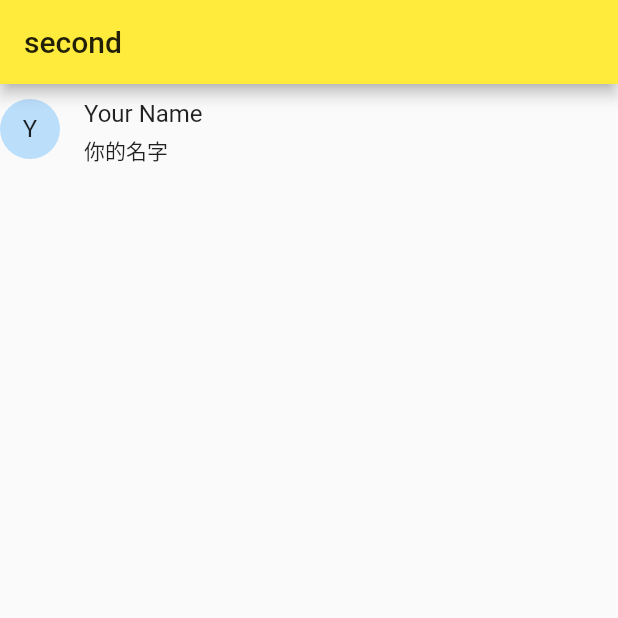
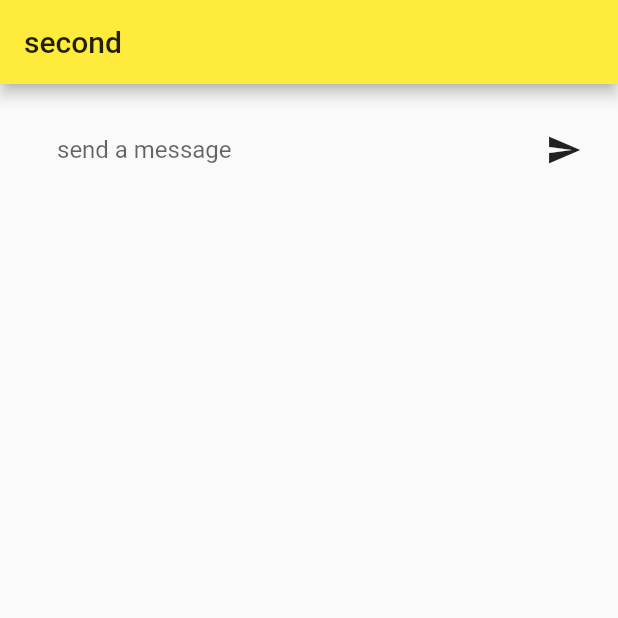
Before and after one commit to DeckeDeng/flutter_ui_demo, a Flutter app: the screen it shows after launch, after a tap on the "send" icon, on a phone screen of 412 x 824 dp, the top half of it. Run offline on Flutter 3.47's test engine with Material 2 defaults, Android fonts, the phone set to English and light mode, and no system bars.

Commit message:
页面替换

```diff
--- a/lib/main.dart
+++ b/lib/main.dart
@@ -114,11 +114,61 @@ class _createText extends State<_textSection> {
               margin: new EdgeInsets.symmetric(horizontal: 4.0),
               child: new IconButton(
                   icon: new Icon(Icons.send),
-                  onPressed: () => _handleSend(_textController.text)),
+                  onPressed: () {
+                    Navigator.push(context,
+                        new MaterialPageRoute(builder: (context) => Second()));
+                  }),
             )
           ],
         ),
       ],
+    );
+  }
+}
+
+class Second extends StatelessWidget {
+  @override
+  Widget build(BuildContext context) {
+    return MaterialApp(
+      theme: new ThemeData(primaryColor: Colors.yellow),
+      title: "second",
+      home: new SecondPage(),
+    );
+  }
+}
+
+class SecondPage extends StatefulWidget {
+  SecondPage({Key key}) : super(key: key);
+
+  @override
+  State<StatefulWidget> createState() => new _SecondPageCreate();
+}
+
+class _SecondPageCreate extends State<SecondPage> {
+  final String text;
+  final TextEditingController _textController = new TextEditingController();
+
+  _SecondPageCreate({this.text});
+
+  final List<ChatMessage> _messages = <ChatMessage>[];
+
+  void _handleSubmitted(String text) {
+    _textController.clear();
+    ChatMessage message = new ChatMessage(
+      text: text,
+    );
+    setState(() {
+      _messages.insert(0, message);
+    });
+  }
+
+  @override
+  Widget build(BuildContext context) {
+    return Scaffold(
+      appBar: new AppBar(
+        title: new Text('second'),
+      ),
+      body: _buildTextCompposer(),
     );
   }
 
@@ -149,10 +199,6 @@ class _createText extends State<_textSection> {
     );
   }
 
-  void _handleSubmitted(String text) {
-    _textController.clear();
-  }
-
   /**
    * 点击事件处理
    */
@@ -164,38 +210,15 @@ class _createText extends State<_textSection> {
   }
 }
 
-class Second extends StatelessWidget {
-  @override
-  Widget build(BuildContext context) {
-    return MaterialApp(
-      theme: new ThemeData(primaryColor: Colors.yellow),
-      title: "second",
-      home: new SecondPage(),
-    );
-  }
-}
+class ChatMessage extends StatelessWidget {
+  ChatMessage({this.text});
 
-class SecondPage extends StatefulWidget {
-  SecondPage({Key key}) : super(key: key);
-
-  @override
-  State<StatefulWidget> createState() => new _SecondPageCreate();
-}
-
-class _SecondPageCreate extends State<SecondPage> {
   final String text;
-
-  _SecondPageCreate({this.text});
-
   String _name = "Your Name";
 
   @override
   Widget build(BuildContext context) {
-    return Scaffold(
-      appBar: new AppBar(
-        title: new Text('second'),
-      ),
-      body: new Container(
+    return new Container(
       margin: const EdgeInsets.symmetric(vertical: 10.0),
       child: new Row(
         crossAxisAlignment: CrossAxisAlignment.start,
@@ -210,12 +233,11 @@ class _SecondPageCreate extends State<SecondPage> {
               new Text(_name, style: Theme.of(context).textTheme.subhead),
               new Container(
                 margin: const EdgeInsets.only(top: 5.0),
-                  child: new Text('你的名字'),
+                child: new Text(text),
               ),
             ],
           ),
         ],
-        ),
       ),
     );
   }
```
Lines whose indentation alone changed are shown as unchanged.
